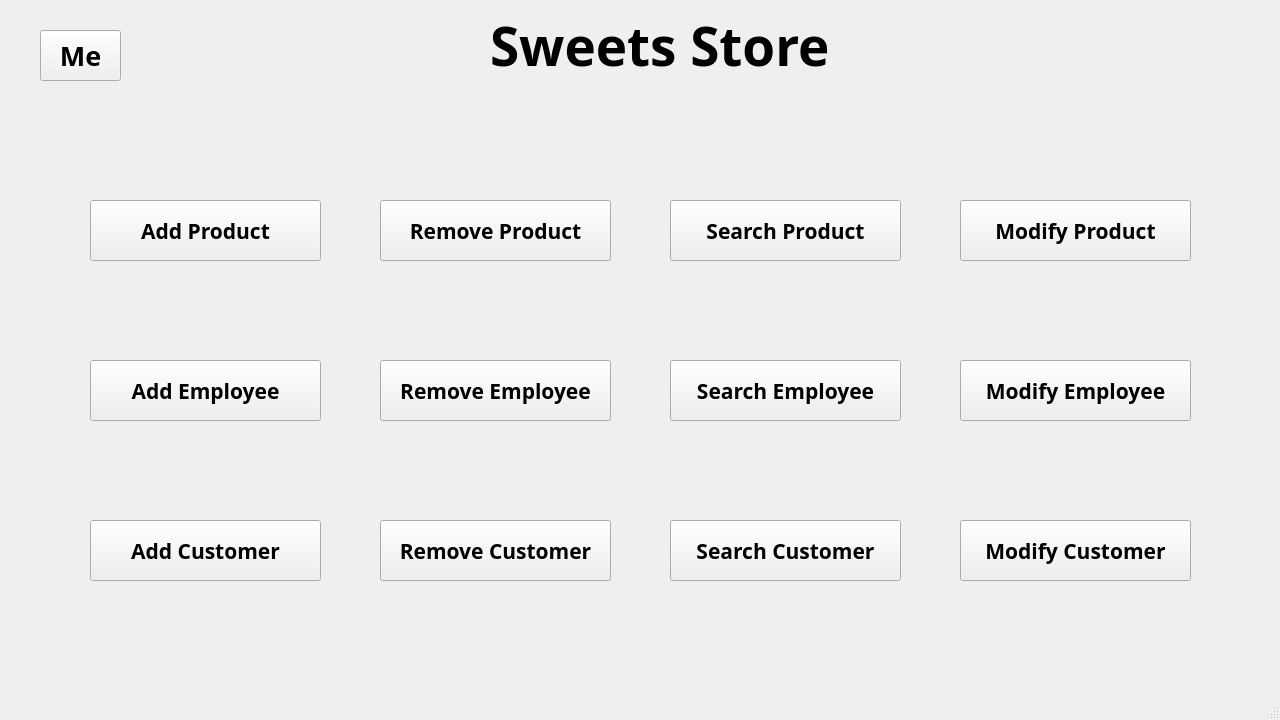
vince-exe/SweetsStore, file SweetsStore/employeewindow.ui: the form before one commit.
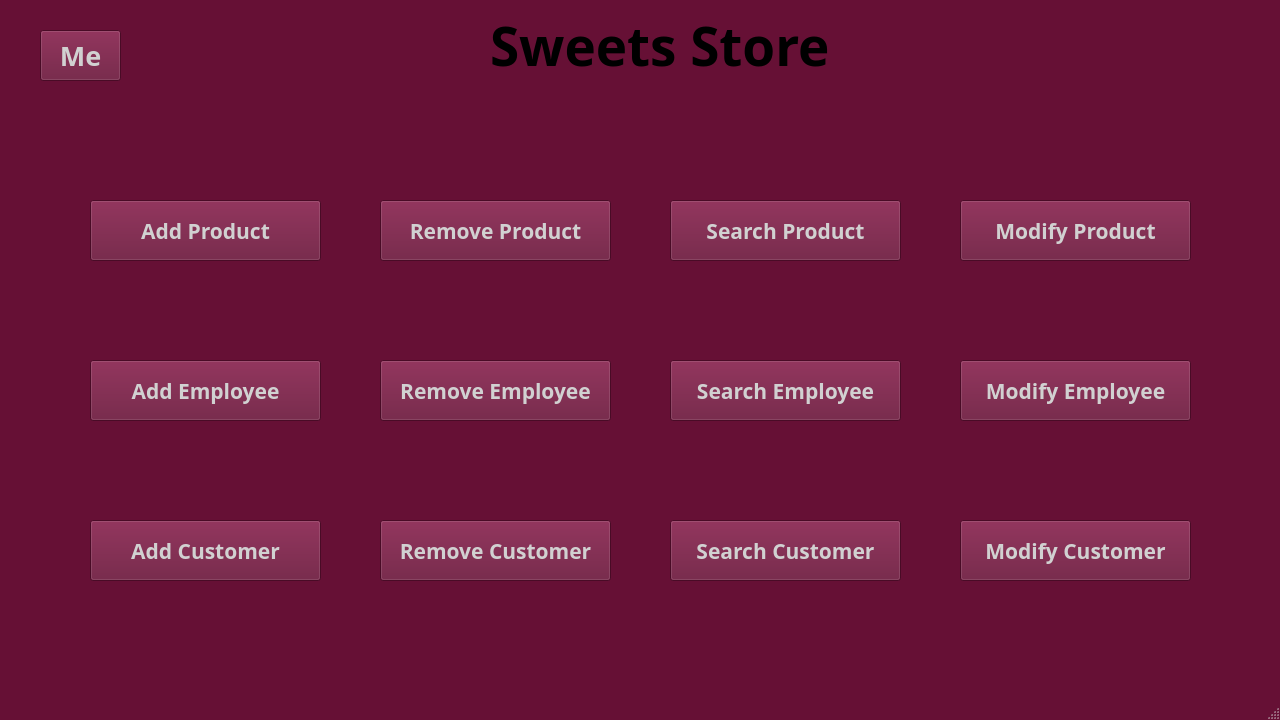
The form after the commit.

What changed in the file:
```diff
--- a/SweetsStore/employeewindow.ui
+++ b/SweetsStore/employeewindow.ui
@@ -20,17 +20,21 @@
    <string>MainWindow</string>
   </property>
   <property name="autoFillBackground">
-   <bool>true</bool>
+   <bool>false</bool>
   </property>
   <property name="styleSheet">
-   <string notr="true"/>
+   <string notr="true">QMainWindow {
+	background-color: rgb(102, 16, 53);
+}</string>
   </property>
   <widget class="QWidget" name="centralwidget">
    <property name="autoFillBackground">
-    <bool>true</bool>
+    <bool>false</bool>
    </property>
    <property name="styleSheet">
-    <string notr="true"/>
+    <string notr="true">QWidget {
+background-color: rgb(102, 16, 53);
+}</string>
    </property>
    <widget class="QLabel" name="infoLabel">
     <property name="geometry">
@@ -99,6 +103,18 @@
       <bold>true</bold>
      </font>
     </property>
+    <property name="styleSheet">
+     <string notr="true">QPushButton {
+text-align: center; 
+background: '#661035'; 
+border: 3px solid '#1a1818';
+color: rgb(209, 209, 209);
+}
+
+QPushButton::hover {
+border: 4px solid '#000000';
+}</string>
+    </property>
     <property name="text">
      <string>Me</string>
     </property>
@@ -119,6 +135,18 @@
       <bold>true</bold>
      </font>
     </property>
+    <property name="styleSheet">
+     <string notr="true">QLabel {
+background: '#75103c';
+color: rgb(209, 209, 209);
+border: 4px solid '#1a1818';
+}
+
+QLabel::hover {
+background-color: rgb(84, 13, 43);
+}
+</string>
+    </property>
     <property name="text">
      <string/>
     </property>
@@ -140,7 +168,15 @@
      </font>
     </property>
     <property name="styleSheet">
-     <string notr="true"/>
+     <string notr="true">QPushButton {
+background: '#75103c';
+color: rgb(209, 209, 209);
+border: 4px solid '#1a1818';
+}
+
+QPushButton::hover {
+background-color: rgb(84, 13, 43);
+}</string>
     </property>
     <property name="text">
      <string>Add Product</string>
@@ -162,6 +198,17 @@
       <bold>true</bold>
      </font>
     </property>
+    <property name="styleSheet">
+     <string notr="true">QPushButton {
+background: '#75103c';
+color: rgb(209, 209, 209);
+border: 4px solid '#1a1818';
+}
+
+QPushButton::hover {
+background-color: rgb(84, 13, 43);
+}</string>
+    </property>
     <property name="text">
      <string>Remove Product</string>
     </property>
@@ -182,6 +229,17 @@
       <bold>true</bold>
      </font>
     </property>
+    <property name="styleSheet">
+     <string notr="true">QPushButton {
+background: '#75103c';
+color: rgb(209, 209, 209);
+border: 4px solid '#1a1818';
+}
+
+QPushButton::hover {
+background-color: rgb(84, 13, 43);
+}</string>
+    </property>
     <property name="text">
      <string>Search Product</string>
     </property>
@@ -202,6 +260,17 @@
       <bold>true</bold>
      </font>
     </property>
+    <property name="styleSheet">
+     <string notr="true">QPushButton {
+background: '#75103c';
+color: rgb(209, 209, 209);
+border: 4px solid '#1a1818';
+}
+
+QPushButton::hover {
+background-color: rgb(84, 13, 43);
+}</string>
+    </property>
     <property name="text">
      <string>Modify Product</string>
     </property>
@@ -222,6 +291,17 @@
       <bold>true</bold>
      </font>
     </property>
+    <property name="styleSheet">
+     <string notr="true">QPushButton {
+background: '#75103c';
+color: rgb(209, 209, 209);
+border: 4px solid '#1a1818';
+}
+
+QPushButton::hover {
+background-color: rgb(84, 13, 43);
+}</string>
+    </property>
     <property name="text">
      <string>Add Employee</string>
     </property>
@@ -242,6 +322,17 @@
       <bold>true</bold>
      </font>
     </property>
+    <property name="styleSheet">
+     <string notr="true">QPushButton {
+background: '#75103c';
+color: rgb(209, 209, 209);
+border: 4px solid '#1a1818';
+}
+
+QPushButton::hover {
+background-color: rgb(84, 13, 43);
+}</string>
+    </property>
     <property name="text">
      <string>Remove Employee</string>
     </property>
@@ -262,6 +353,17 @@
       <bold>true</bold>
      </font>
     </property>
+    <property name="styleSheet">
+     <string notr="true">QPushButton {
+background: '#75103c';
+color: rgb(209, 209, 209);
+border: 4px solid '#1a1818';
+}
+
+QPushButton::hover {
+background-color: rgb(84, 13, 43);
+}</string>
+    </property>
     <property name="text">
      <string>Search Employee</string>
     </property>
@@ -282,6 +384,17 @@
       <bold>true</bold>
      </font>
     </property>
+    <property name="styleSheet">
+     <string notr="true">QPushButton {
+background: '#75103c';
+color: rgb(209, 209, 209);
+border: 4px solid '#1a1818';
+}
+
+QPushButton::hover {
+background-color: rgb(84, 13, 43);
+}</string>
+    </property>
     <property name="text">
      <string>Modify Employee</string>
     </property>
@@ -302,6 +415,17 @@
       <bold>true</bold>
      </font>
     </property>
+    <property name="styleSheet">
+     <string notr="true">QPushButton {
+background: '#75103c';
+color: rgb(209, 209, 209);
+border: 4px solid '#1a1818';
+}
+
+QPushButton::hover {
+background-color: rgb(84, 13, 43);
+}</string>
+    </property>
     <property name="text">
      <string>Add Customer</string>
     </property>
@@ -322,6 +446,17 @@
       <bold>true</bold>
      </font>
     </property>
+    <property name="styleSheet">
+     <string notr="true">QPushButton {
+background: '#75103c';
+color: rgb(209, 209, 209);
+border: 4px solid '#1a1818';
+}
+
+QPushButton::hover {
+background-color: rgb(84, 13, 43);
+}</string>
+    </property>
     <property name="text">
      <string>Remove Customer</string>
     </property>
@@ -342,6 +477,16 @@
       <bold>true</bold>
      </font>
     </property>
+    <property name="styleSheet">
+     <string notr="true">QPushButton {
+background: '#75103c';
+color: rgb(209, 209, 209);
+border: 4px solid '#1a1818';
+}
+QPushButton::hover {
+background-color: rgb(84, 13, 43);
+}</string>
+    </property>
     <property name="text">
      <string>Search Customer</string>
     </property>
@@ -362,6 +507,17 @@
       <bold>true</bold>
      </font>
     </property>
+    <property name="styleSheet">
+     <string notr="true">QPushButton {
+background: '#75103c';
+color: rgb(209, 209, 209);
+border: 4px solid '#1a1818';
+}
+
+QPushButton::hover {
+background-color: rgb(84, 13, 43);
+}</string>
+    </property>
     <property name="text">
      <string>Modify Customer</string>
     </property>
```
Left out of the diff: 6 changed lines with no effect on the pictures.
